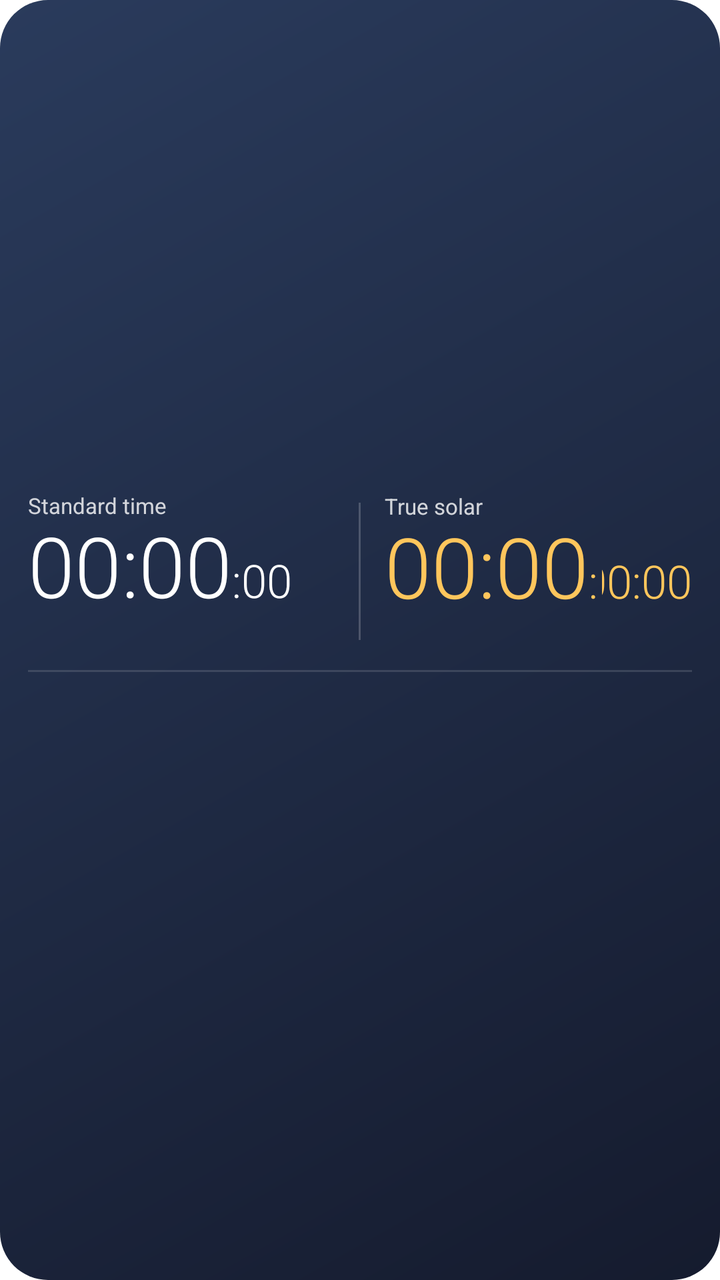
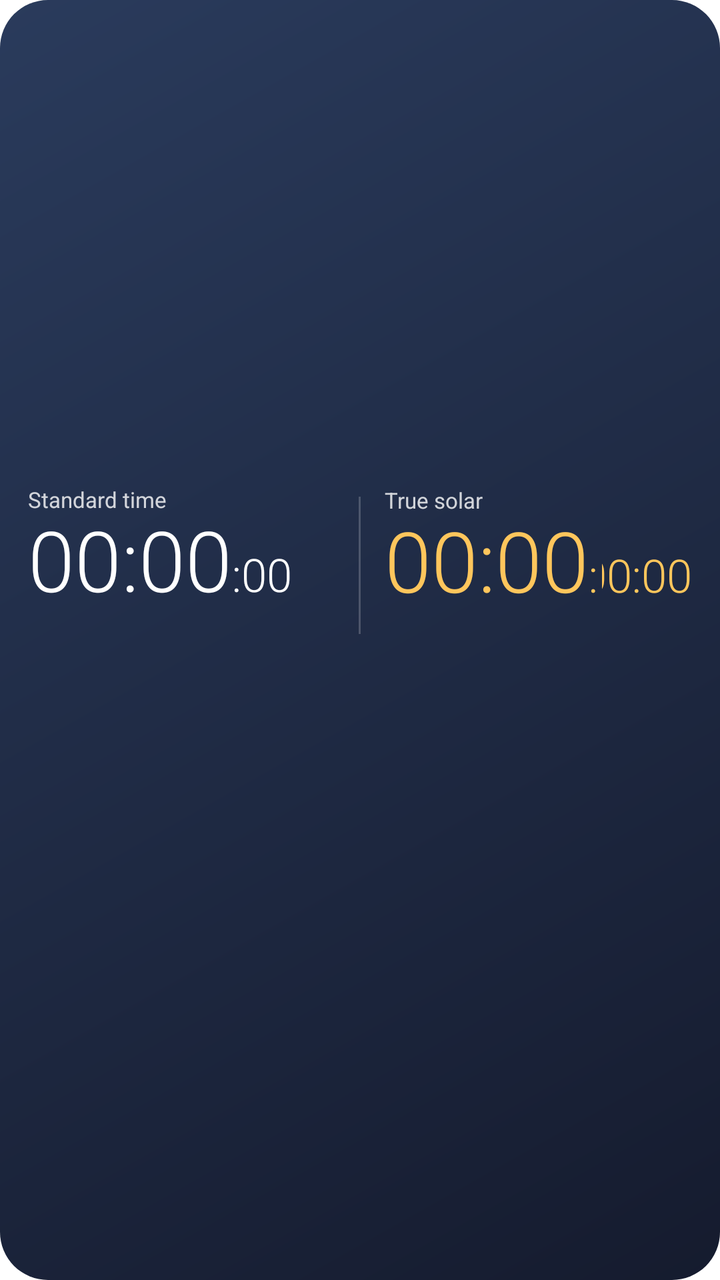

The first picture is an Android layout as it rendered before a commit; the second is the same layout after the commit. The layout source and the unified diff follow.
<!-- AndroidManifest.xml: application theme Theme.TrueSolarTime -->
<!-- res/layout/widget_solar_time.xml -->
<?xml version="1.0" encoding="utf-8"?>
<LinearLayout xmlns:android="http://schemas.android.com/apk/res/android"
    xmlns:tools="http://schemas.android.com/tools"
    android:id="@+id/widget_root"
    android:layout_width="match_parent"
    android:layout_height="match_parent"
    android:background="@drawable/widget_background_night"
    android:gravity="center_vertical"
    android:orientation="vertical"
    android:paddingStart="14dp"
    android:paddingTop="10dp"
    android:paddingEnd="14dp"
    android:paddingBottom="10dp">

    <LinearLayout
        android:layout_width="match_parent"
        android:layout_height="wrap_content"
        android:gravity="center_vertical"
        android:orientation="horizontal">

        <LinearLayout
            android:id="@+id/widget_civil_column"
            android:layout_width="0dp"
            android:layout_height="wrap_content"
            android:layout_weight="1"
            android:orientation="vertical">

            <LinearLayout
                android:layout_width="match_parent"
                android:layout_height="wrap_content"
                android:orientation="horizontal">

                <TextView
                    android:layout_width="wrap_content"
                    android:layout_height="wrap_content"
                    android:text="@string/widget_label_civil"
                    android:textColor="#CCFFFFFF"
                    android:textSize="11sp" />

                <TextView
                    android:id="@+id/widget_city"
                    android:layout_width="0dp"
                    android:layout_height="wrap_content"
                    android:layout_weight="1"
                    android:ellipsize="end"
                    android:gravity="end"
                    android:maxLines="1"
                    android:textColor="#B3FFFFFF"
                    android:textSize="11sp" />
            </LinearLayout>

            <LinearLayout
                android:layout_width="wrap_content"
                android:layout_height="wrap_content"
                android:orientation="horizontal">

                
                <TextClock
                    android:id="@+id/widget_civil_time"
                    style="@style/WidgetClockMain"
                    android:format12Hour="HH:mm"
                    android:format24Hour="HH:mm"
                    android:text="00:00"
                    android:textColor="#FFFFFFFF"
                    tools:ignore="HardcodedText" />

                <TextView
                    style="@style/WidgetClockColon"
                    android:text=":"
                    tools:ignore="HardcodedText" />

                <TextClock
                    android:id="@+id/widget_civil_sec"
                    style="@style/WidgetClockSecondTicked"
                    android:format12Hour="ss"
                    android:format24Hour="ss"
                    android:text="00"
                    tools:ignore="HardcodedText" />
            </LinearLayout>

            <TextView
                android:id="@+id/widget_civil_date"
                android:layout_width="wrap_content"
                android:layout_height="wrap_content"
                android:layout_marginTop="2dp"
                android:maxLines="1"
                android:textColor="#B3FFFFFF"
                android:textSize="11sp" />
        </LinearLayout>

        <LinearLayout
            android:layout_width="1dp"
            android:layout_height="match_parent"
            android:layout_marginStart="12dp"
            android:layout_marginTop="6dp"
            android:layout_marginEnd="12dp"
            android:layout_marginBottom="6dp"
            android:background="#33FFFFFF"
            android:orientation="vertical" />

        <LinearLayout
            android:id="@+id/widget_solar_column"
            android:layout_width="0dp"
            android:layout_height="wrap_content"
            android:layout_weight="1"
            android:orientation="vertical">

            <LinearLayout
                android:layout_width="match_parent"
                android:layout_height="wrap_content"
                android:orientation="horizontal">

                <TextView
                    android:layout_width="wrap_content"
                    android:layout_height="wrap_content"
                    android:text="@string/widget_label_solar"
                    android:textColor="#CCFFFFFF"
                    android:textSize="11sp" />

                <TextView
                    android:id="@+id/widget_solar_shichen"
                    android:layout_width="0dp"
                    android:layout_height="wrap_content"
                    android:layout_weight="1"
                    android:gravity="end"
                    android:textColor="#B3FFFFFF"
                    android:textSize="11sp" />
            </LinearLayout>

            <LinearLayout
                android:layout_width="wrap_content"
                android:layout_height="wrap_content"
                android:orientation="horizontal">

                <TextView
                    android:id="@+id/widget_solar_time"
                    style="@style/WidgetClockMain"
                    android:text="00:00"
                    android:textColor="#FFFFC65C"
                    tools:ignore="HardcodedText" />

                <TextView
                    android:id="@+id/widget_solar_colon"
                    style="@style/WidgetClockColonSolar"
                    android:text=":"
                    tools:ignore="HardcodedText" />

                
                <Chronometer
                    android:id="@+id/widget_solar_sec"
                    style="@style/WidgetClockSecondChrono"
                    tools:ignore="HardcodedText" />
            </LinearLayout>

            <TextView
                android:id="@+id/widget_coordinates"
                android:layout_width="wrap_content"
                android:layout_height="wrap_content"
                android:layout_marginTop="2dp"
                android:maxLines="1"
                android:textColor="#B3FFFFFF"
                android:textSize="10sp" />
        </LinearLayout>
    </LinearLayout>

    <TextView
        android:layout_width="match_parent"
        android:layout_height="1dp"
        android:layout_marginTop="9dp"
        android:background="#22FFFFFF" />

    <LinearLayout
        android:id="@+id/widget_hour_row"
        android:layout_width="match_parent"
        android:layout_height="wrap_content"
        android:layout_marginTop="7dp"
        android:orientation="horizontal">
        <LinearLayout
            android:layout_width="0dp"
            android:layout_height="wrap_content"
            android:layout_weight="1"
            android:gravity="center_horizontal"
            android:orientation="vertical">
            <TextView
                android:id="@+id/widget_hour_label_0"
                style="@style/WidgetHourLabel" />
            <ImageView
                android:id="@+id/widget_hour_icon_0"
                style="@style/WidgetHourIcon" />
            <TextView
                android:id="@+id/widget_hour_cond_0"
                style="@style/WidgetHourCond" />
        </LinearLayout>
        <LinearLayout
            android:layout_width="0dp"
            android:layout_height="wrap_content"
            android:layout_weight="1"
            android:gravity="center_horizontal"
            android:orientation="vertical">
            <TextView
                android:id="@+id/widget_hour_label_1"
                style="@style/WidgetHourLabel" />
            <ImageView
                android:id="@+id/widget_hour_icon_1"
                style="@style/WidgetHourIcon" />
            <TextView
                android:id="@+id/widget_hour_cond_1"
                style="@style/WidgetHourCond" />
        </LinearLayout>
        <LinearLayout
            android:layout_width="0dp"
            android:layout_height="wrap_content"
            android:layout_weight="1"
            android:gravity="center_horizontal"
            android:orientation="vertical">
            <TextView
                android:id="@+id/widget_hour_label_2"
                style="@style/WidgetHourLabel" />
            <ImageView
                android:id="@+id/widget_hour_icon_2"
                style="@style/WidgetHourIcon" />
            <TextView
                android:id="@+id/widget_hour_cond_2"
                style="@style/WidgetHourCond" />
        </LinearLayout>
        <LinearLayout
            android:layout_width="0dp"
            android:layout_height="wrap_content"
            android:layout_weight="1"
            android:gravity="center_horizontal"
            android:orientation="vertical">
            <TextView
                android:id="@+id/widget_hour_label_3"
                style="@style/WidgetHourLabel" />
            <ImageView
                android:id="@+id/widget_hour_icon_3"
                style="@style/WidgetHourIcon" />
            <TextView
                android:id="@+id/widget_hour_cond_3"
                style="@style/WidgetHourCond" />
        </LinearLayout>
        <LinearLayout
            android:layout_width="0dp"
            android:layout_height="wrap_content"
            android:layout_weight="1"
            android:gravity="center_horizontal"
            android:orientation="vertical">
            <TextView
                android:id="@+id/widget_hour_label_4"
                style="@style/WidgetHourLabel" />
            <ImageView
                android:id="@+id/widget_hour_icon_4"
                style="@style/WidgetHourIcon" />
            <TextView
                android:id="@+id/widget_hour_cond_4"
                style="@style/WidgetHourCond" />
        </LinearLayout>
        <LinearLayout
            android:layout_width="0dp"
            android:layout_height="wrap_content"
            android:layout_weight="1"
            android:gravity="center_horizontal"
            android:orientation="vertical">
            <TextView
                android:id="@+id/widget_hour_label_5"
                style="@style/WidgetHourLabel" />
            <ImageView
                android:id="@+id/widget_hour_icon_5"
                style="@style/WidgetHourIcon" />
            <TextView
                android:id="@+id/widget_hour_cond_5"
                style="@style/WidgetHourCond" />
        </LinearLayout>
    </LinearLayout>

</LinearLayout>
<!-- resources referenced by this layout -->
<resources>
  <!-- drawable widget_background_night (drawable) -->
  <?xml version="1.0" encoding="utf-8"?>
  <shape xmlns:android="http://schemas.android.com/apk/res/android"
      android:shape="rectangle">
      <corners android:radius="24dp" />
      <gradient
          android:angle="315"
          android:endColor="#151B2E"
          android:startColor="#2A3B5C" />
  </shape>
  <string name="widget_label_civil">Standard time</string>
  <string name="widget_label_solar">True solar</string>
  <style name="WidgetClockColon">
          <item name="android:layout_width">wrap_content</item>
          <item name="android:layout_height">wrap_content</item>
          <item name="android:layout_marginBottom">5dp</item>
          <item name="android:fontFamily">sans-serif-light</item>
          <item name="android:includeFontPadding">false</item>
          <item name="android:maxLines">1</item>
          <item name="android:textSize">23sp</item>
          <item name="android:textColor">#FFFFFFFF</item>
      </style>
  <style name="WidgetClockColonSolar">
          <item name="android:layout_width">wrap_content</item>
          <item name="android:layout_height">wrap_content</item>
          <item name="android:layout_marginBottom">5dp</item>
          <item name="android:fontFamily">sans-serif-light</item>
          <item name="android:includeFontPadding">false</item>
          <item name="android:maxLines">1</item>
          <item name="android:textSize">23sp</item>
          <item name="android:textColor">#FFFFC65C</item>
      </style>
  <style name="WidgetClockMain">
          <item name="android:layout_width">wrap_content</item>
          <item name="android:layout_height">wrap_content</item>
          <item name="android:fontFamily">sans-serif-light</item>
          <item name="android:fontFeatureSettings">tnum</item>
          <item name="android:includeFontPadding">false</item>
          <item name="android:maxLines">1</item>
          <item name="android:textSize">42sp</item>
      </style>
  <style name="WidgetClockSecondTicked">
          <item name="android:layout_width">wrap_content</item>
          <item name="android:layout_height">wrap_content</item>
          <item name="android:layout_marginBottom">5dp</item>
          <item name="android:fontFamily">sans-serif-light</item>
          <item name="android:fontFeatureSettings">tnum</item>
          <item name="android:includeFontPadding">false</item>
          <item name="android:maxLines">1</item>
          <item name="android:textSize">23sp</item>
          <item name="android:textColor">#FFFFFFFF</item>
      </style>
  <style name="WidgetHourCond">
          <item name="android:layout_width">wrap_content</item>
          <item name="android:layout_height">wrap_content</item>
          <item name="android:layout_marginTop">1dp</item>
          <item name="android:gravity">center</item>
          <item name="android:includeFontPadding">false</item>
          <item name="android:maxLines">2</item>
          <item name="android:textAlignment">center</item>
          <item name="android:textColor">#D9FFFFFF</item>
          <item name="android:textSize">10sp</item>
      </style>
  <style name="WidgetHourIcon">
          <item name="android:layout_width">24dp</item>
          <item name="android:layout_height">24dp</item>
          <item name="android:layout_marginTop">3dp</item>
          <item name="android:scaleType">fitCenter</item>
      </style>
  <style name="WidgetHourLabel">
          <item name="android:layout_width">wrap_content</item>
          <item name="android:layout_height">wrap_content</item>
          <item name="android:fontFeatureSettings">tnum</item>
          <item name="android:includeFontPadding">false</item>
          <item name="android:maxLines">1</item>
          <item name="android:textSize">10sp</item>
          <item name="android:textColor">#B3FFFFFF</item>
      </style>
  <style name="Theme.TrueSolarTime" parent="android:Theme.Material.Light.NoActionBar">
          <item name="android:windowBackground">@android:color/white</item>
      </style>
  <!-- unchanged entries left out for length: 1 -->
</resources>

<!-- the commit's change to res/layout/widget_solar_time.xml (unified diff, before → after) -->
@@ -163,11 +163,15 @@
         </LinearLayout>
     </LinearLayout>
 
-    <TextView
+    
+    <ImageView
+        android:id="@+id/widget_axis"
         android:layout_width="match_parent"
-        android:layout_height="1dp"
-        android:layout_marginTop="9dp"
-        android:background="#22FFFFFF" />
+        android:layout_height="13dp"
+        android:layout_marginTop="3dp"
+        android:contentDescription="@null"
+        android:scaleType="fitXY"
+        tools:ignore="ContentDescription" />
 
     <LinearLayout
         android:id="@+id/widget_hour_row"
